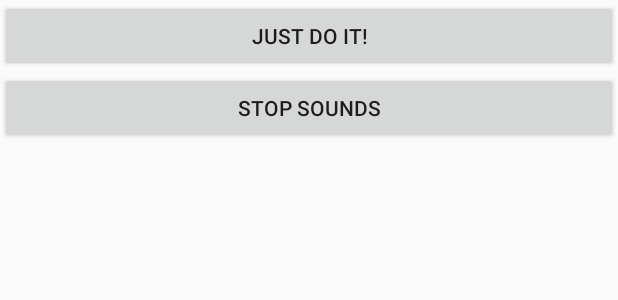
After one commit to khoax123/SSBSB, an Android app: the layout fragment_rand2.xml on its own in the app's theme, with its tools: preview values and no code run, on a phone screen of 412 x 824 dp. The commit adds this screen. Shown: the top 300 px of the screen. Run offline under Robolectric (Android 15) with nearby library versions, the phone set to English and light mode, and no system bars.

Commit message:
Added new tab for more sounds

```diff
--- /dev/null
+++ b/app/src/main/res/layout/fragment_rand2.xml
@@ -0,0 +1,37 @@
+<FrameLayout xmlns:android="http://schemas.android.com/apk/res/android"
+    xmlns:tools="http://schemas.android.com/tools"
+    android:layout_width="match_parent"
+    android:layout_height="match_parent"
+    tools:context="com.khoax123.ssbsb.Rand2">
+
+    <ScrollView
+        android:layout_width="match_parent"
+        android:layout_height="match_parent">
+
+
+        <RelativeLayout
+            android:layout_width="match_parent"
+            android:layout_height="wrap_content">
+
+            <Button
+                android:id="@+id/just_do_it"
+                android:layout_width="match_parent"
+                android:layout_height="wrap_content"
+                android:layout_weight="1"
+                android:text="Just Do IT!" />
+
+            <Button
+                android:id="@+id/stopper1"
+                android:layout_width="match_parent"
+                android:layout_height="wrap_content"
+                android:layout_below="@+id/just_do_it"
+                android:layout_weight="1"
+                android:text="Stop Sounds" />
+
+
+        </RelativeLayout>
+
+
+    </ScrollView>
+
+</FrameLayout>
```
Also changed, not shown: app/src/main/java/com/khoax123/ssbsb/MainActivity.java (+12 -2 lines), app/src/main/java/com/khoax123/ssbsb/Rand2.java (added, +67 -0 lines), app/src/main/res/values/strings.xml (+4 -3 lines).
